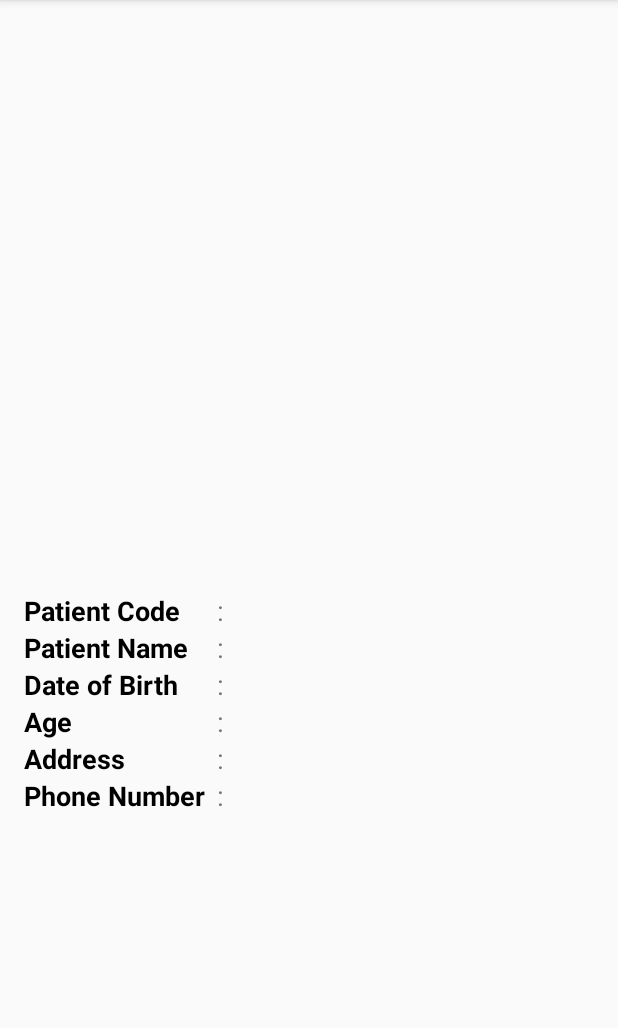
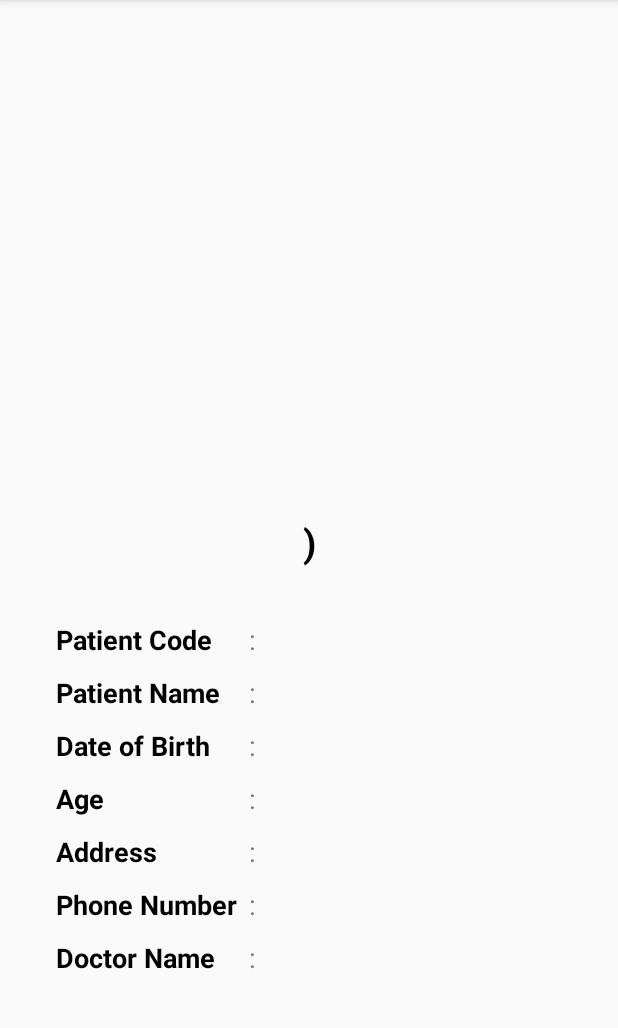
Before and after one commit to sempatpanick/capstone-pneumonia-xray, an Android app: the DetailHistoryActivity screen opened directly, with no data from a screen before it, on a phone screen of 412 x 824 dp, the part 84-1112 px from its top. Run offline under Robolectric (Android 15) with nearby library versions, the phone set to English and light mode, and no system bars; our stand-ins replace Dagger/Hilt's generated code; pictures from the network do not load.

Commit message:
Change UI detail history

```diff
--- a/app/src/main/java/com/alvex/pneumoniaxray/detail/DetailHistoryActivity.kt
+++ b/app/src/main/java/com/alvex/pneumoniaxray/detail/DetailHistoryActivity.kt
@@ -1,5 +1,6 @@
 package com.alvex.pneumoniaxray.detail
 
+import android.graphics.Color
 import android.os.Bundle
 import android.view.MenuItem
 import androidx.appcompat.app.AppCompatActivity
@@ -51,8 +52,13 @@ class DetailHistoryActivity : AppCompatActivity() {
                 .apply(RequestOptions.placeholderOf(R.drawable.ic_loading_image))
                 .error(R.drawable.ic_error_image)
                 .into(binding.imgXray)
-            binding.tvPrediction.text = it.prediction.replaceFirstChar { char ->
-                char.uppercaseChar()
+            binding.tvPrediction.text = "${it.prediction} ("
+            if (it.prediction == "Pneumonia") {
+                binding.tvIndicator.setTextColor(Color.rgb(255, 0, 0))
+                binding.tvIndicator.text = getString(R.string.positive)
+            } else {
+                binding.tvIndicator.setTextColor(Color.rgb(16, 200, 0))
+                binding.tvIndicator.text = getString(R.string.negative)
             }
             binding.tvIdPatient.text = it.idPasien
             binding.tvPatientName.text = it.namaPasien
@@ -60,6 +66,7 @@ class DetailHistoryActivity : AppCompatActivity() {
             binding.tvPatientAge.text = getAge(it.tanggalLahirPasien)
             binding.tvPatientAddress.text = it.alamatPasien
             binding.tvPatientPhoneNumber.text = it.telpPasien
+            binding.tvDoctorName.text = it.namaDokter
         }
 
     }
--- a/app/src/main/res/layout/activity_detail_history.xml
+++ b/app/src/main/res/layout/activity_detail_history.xml
@@ -12,35 +12,66 @@
         android:id="@+id/img_xray"
         android:layout_width="300dp"
         android:layout_height="300dp"
+        android:layout_marginTop="16dp"
         android:contentDescription="@string/x_ray_image"
         app:layout_constraintEnd_toEndOf="parent"
         app:layout_constraintStart_toStartOf="parent"
         app:layout_constraintTop_toTopOf="parent"
         tools:src="@color/teal_200" />
 
+    <LinearLayout
+        android:id="@+id/layout_title"
+        android:layout_width="wrap_content"
+        android:layout_height="wrap_content"
+        android:layout_marginTop="12dp"
+        android:orientation="horizontal"
+        app:layout_constraintEnd_toEndOf="parent"
+        app:layout_constraintStart_toStartOf="parent"
+        app:layout_constraintTop_toBottomOf="@+id/img_xray">
+
         <com.google.android.material.textview.MaterialTextView
             android:id="@+id/tv_prediction"
             android:layout_width="wrap_content"
             android:layout_height="wrap_content"
-        android:layout_marginTop="8dp"
             android:textColor="@color/black"
-        android:textSize="30sp"
+            android:textSize="25sp"
             android:textStyle="bold"
-        app:layout_constraintEnd_toEndOf="parent"
+            tools:text="Pneumonia (" />
+
+        <com.google.android.material.textview.MaterialTextView
+            android:id="@+id/tv_indicator"
+            android:layout_width="wrap_content"
+            android:layout_height="wrap_content"
+            android:textColor="@color/black"
+            android:textSize="25sp"
+            android:textStyle="bold"
+            tools:text="Positive" />
+
+        <com.google.android.material.textview.MaterialTextView
+            android:layout_width="wrap_content"
+            android:layout_height="wrap_content"
+            android:textColor="@color/black"
+            android:textSize="25sp"
+            android:textStyle="bold"
+            android:text="@string/closing" />
+    </LinearLayout>
+
+    <ScrollView
+        android:layout_width="wrap_content"
+        android:layout_height="wrap_content"
         app:layout_constraintStart_toStartOf="parent"
-        app:layout_constraintTop_toBottomOf="@+id/img_xray"
-        tools:text="Pneumonia" />
+        app:layout_constraintTop_toBottomOf="@+id/layout_title">
 
         <TableLayout
             android:layout_width="wrap_content"
             android:layout_height="wrap_content"
             android:layout_marginTop="30dp"
-        app:layout_constraintStart_toStartOf="parent"
-        app:layout_constraintTop_toBottomOf="@+id/tv_prediction">
+            android:layout_marginStart="16dp">
 
             <TableRow
                 android:layout_width="wrap_content"
-            android:layout_height="wrap_content">
+                android:layout_height="wrap_content"
+                android:padding="5dp">
 
                 <com.google.android.material.textview.MaterialTextView
                     android:layout_width="wrap_content"
@@ -68,7 +99,8 @@
 
             <TableRow
                 android:layout_width="wrap_content"
-            android:layout_height="wrap_content">
+                android:layout_height="wrap_content"
+                android:padding="5dp">
 
                 <com.google.android.material.textview.MaterialTextView
                     android:layout_width="wrap_content"
@@ -96,7 +128,8 @@
 
             <TableRow
                 android:layout_width="wrap_content"
-            android:layout_height="wrap_content">
+                android:layout_height="wrap_content"
+                android:padding="5dp">
 
                 <com.google.android.material.textview.MaterialTextView
                     android:layout_width="wrap_content"
@@ -124,7 +157,8 @@
 
             <TableRow
                 android:layout_width="wrap_content"
-            android:layout_height="wrap_content">
+                android:layout_height="wrap_content"
+                android:padding="5dp">
 
                 <com.google.android.material.textview.MaterialTextView
                     android:layout_width="wrap_content"
@@ -152,7 +186,8 @@
 
             <TableRow
                 android:layout_width="wrap_content"
-            android:layout_height="wrap_content">
+                android:layout_height="wrap_content"
+                android:padding="5dp">
 
                 <com.google.android.material.textview.MaterialTextView
                     android:layout_width="wrap_content"
@@ -180,7 +215,8 @@
 
             <TableRow
                 android:layout_width="wrap_content"
-            android:layout_height="wrap_content">
+                android:layout_height="wrap_content"
+                android:padding="5dp">
 
                 <com.google.android.material.textview.MaterialTextView
                     android:layout_width="wrap_content"
@@ -205,5 +241,35 @@
                     android:textSize="18sp"
                     tools:text="08123456789" />
             </TableRow>
+
+            <TableRow
+                android:layout_width="wrap_content"
+                android:layout_height="wrap_content"
+                android:padding="5dp">
+
+                <com.google.android.material.textview.MaterialTextView
+                    android:layout_width="wrap_content"
+                    android:layout_height="wrap_content"
+                    android:layout_marginEnd="8dp"
+                    android:text="@string/doctor_name"
+                    android:textColor="@color/black"
+                    android:textSize="18sp"
+                    android:textStyle="bold" />
+
+                <com.google.android.material.textview.MaterialTextView
+                    android:layout_width="wrap_content"
+                    android:layout_height="wrap_content"
+                    android:layout_marginEnd="8dp"
+                    android:textSize="18sp"
+                    android:text="@string/colon" />
+
+                <com.google.android.material.textview.MaterialTextView
+                    android:id="@+id/tv_doctor_name"
+                    android:layout_width="wrap_content"
+                    android:layout_height="wrap_content"
+                    android:textSize="18sp"
+                    tools:text="Dr. Kusumo Dibyo" />
+            </TableRow>
         </TableLayout>
+    </ScrollView>
 </androidx.constraintlayout.widget.ConstraintLayout>
--- a/app/src/main/res/values/colors.xml
+++ b/app/src/main/res/values/colors.xml
@@ -11,6 +11,6 @@
     <color name="black">#FF000000</color>
     <color name="blue_sky">#8ABBF6</color>
     <color name="blue_sky_dark">#62A9FF</color>
-    <color name="white">#FFFFFFFF</color>
+    <color name="white">#10C800</color>
     <color name="placeholder">#6FB6B6B6</color>
 </resources>
--- a/app/src/main/res/values/strings.xml
+++ b/app/src/main/res/values/strings.xml
@@ -35,6 +35,8 @@
     <string name="logout">Logout</string>
     <string name="copyright_text">© Bangkit 2021 | AlveX Team</string>
 
+    <string name="positive">Positive</string>
+    <string name="negative">Negative</string>
     <string name="patient_code">Patient Code</string>
     <string name="date_of_birth">Date of Birth</string>
     <string name="age">Age</string>
@@ -42,8 +44,10 @@
     <string name="phone_number">Phone Number</string>
     <string name="x_ray_image">X-Ray Image</string>
     <string name="prediction">Prediction</string>
+    <string name="doctor_name">Doctor Name</string>
     <string name="name">Name</string>
     <string name="code">Code</string>
     <string name="colon">:</string>
     <string name="logout_message">Logout success..</string>
+    <string name="closing">)</string>
 </resources>
```
Lines whose indentation alone changed are shown as unchanged.
